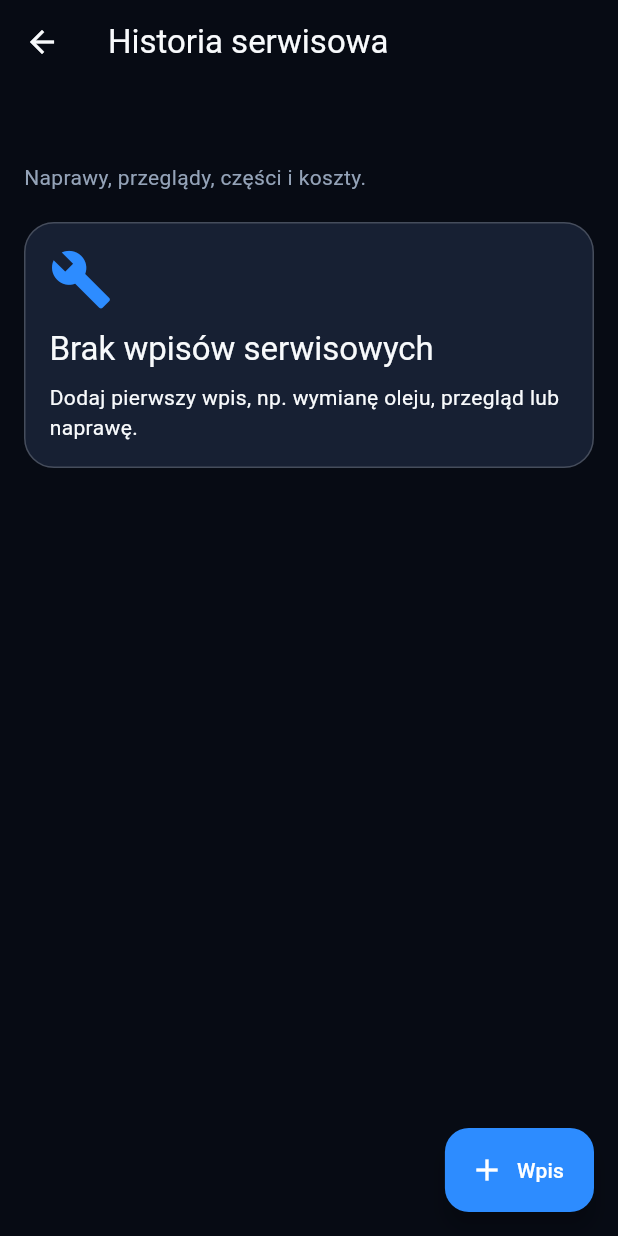
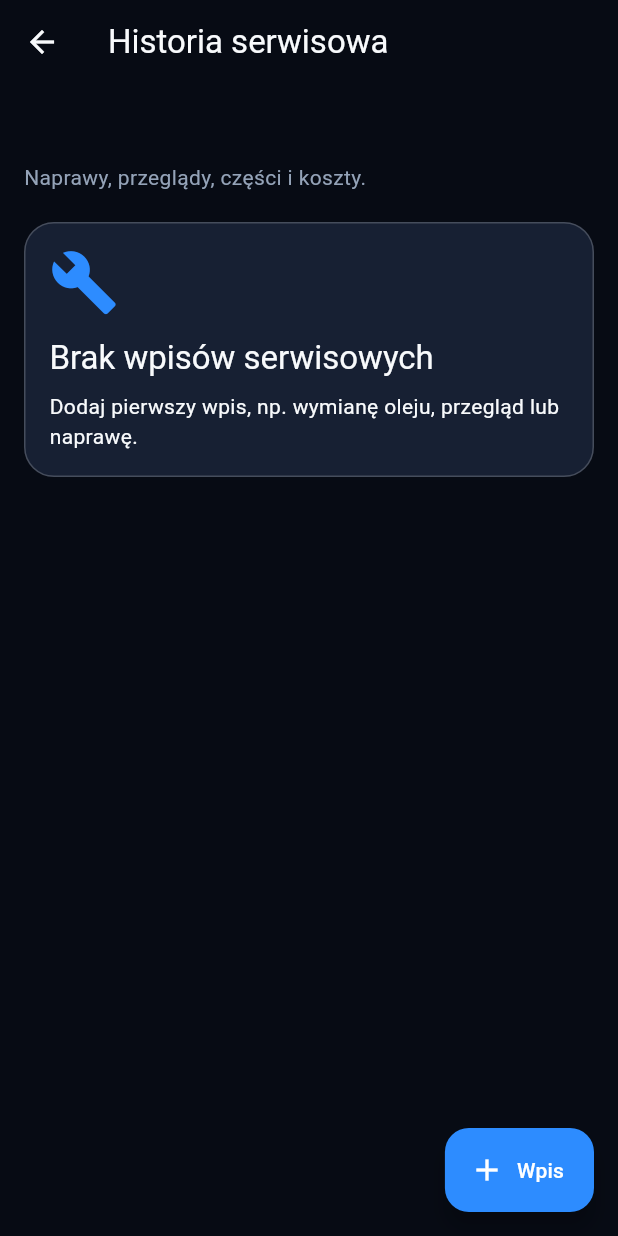
Before and after one commit to NoviPL/carstory, a Flutter app: the ServiceHistoryScreen screen opened directly with empty values, on a phone screen of 412 x 824 dp. Run offline on Flutter 3.47's test engine with Material 3 defaults, Android fonts, the phone set to English and light mode, and no system bars; our stand-ins replace sqflite; accounts and stored records are empty.

Commit message:
Add reusable empty state widget

```diff
--- a/lib/screens/home/home_screen.dart
+++ b/lib/screens/home/home_screen.dart
@@ -10,6 +10,7 @@ import '../add_car/add_car_screen.dart';
 import '../car_details/car_details_screen.dart';
 import '../../widgets/app_confirm_dialog.dart';
 import '../../widgets/app_snackbar.dart';
+import '../../widgets/app_empty_state.dart';
 
 class HomeScreen extends StatefulWidget {
   const HomeScreen({super.key});
@@ -111,32 +112,14 @@ class _HomeScreenState extends State<HomeScreen> {
                 ),
               )
             else if (_cars.isEmpty)
-              AppCard(
-                child: Column(
-                  crossAxisAlignment: CrossAxisAlignment.start,
-                  children: [
-                    Icon(
-                      Icons.directions_car,
-                      size: 42,
-                      color: Theme.of(context).colorScheme.primary,
-                    ),
-                    const SizedBox(height: 12),
-                    Text(
-                      'Brak dodanych samochodów',
-                      style: Theme.of(context).textTheme.titleLarge,
-                    ),
-                    const SizedBox(height: 8),
-                    Text(
-                      'Dodaj pierwszy pojazd i zacznij prowadzić jego historię serwisową.',
-                      style: Theme.of(context).textTheme.bodyMedium,
-                    ),
-                    const SizedBox(height: 16),
-                    AppButton(
-                      text: 'Dodaj samochód',
-                      icon: Icons.add,
-                      onPressed: _openAddCarScreen,
-                    ),
-                  ],
+              AppEmptyState(
+                icon: Icons.directions_car,
+                title: 'Brak dodanych samochodów',
+                message: 'Dodaj pierwszy pojazd i zacznij prowadzić jego historię serwisową.',
+                action: AppButton(
+                  text: 'Dodaj samochód',
+                  icon: Icons.add,
+                  onPressed: _openAddCarScreen,
                 ),
               )
             else
--- a/lib/screens/service_history/service_history_screen.dart
+++ b/lib/screens/service_history/service_history_screen.dart
@@ -9,6 +9,7 @@ import '../../widgets/app_section_title.dart';
 import 'add_service_entry_screen.dart';
 import '../../widgets/app_confirm_dialog.dart';
 import '../../widgets/app_snackbar.dart';
+import '../../widgets/app_empty_state.dart';
 
 class ServiceHistoryScreen extends StatefulWidget {
   final Car car;
@@ -117,27 +118,10 @@ class _ServiceHistoryScreenState extends State<ServiceHistoryScreen> {
                 ),
               )
             else if (_entries.isEmpty)
-              AppCard(
-                child: Column(
-                  crossAxisAlignment: CrossAxisAlignment.start,
-                  children: [
-                    Icon(
-                      Icons.build,
-                      size: 42,
-                      color: Theme.of(context).colorScheme.primary,
-                    ),
-                    const SizedBox(height: 12),
-                    Text(
-                      'Brak wpisów serwisowych',
-                      style: Theme.of(context).textTheme.titleLarge,
-                    ),
-                    const SizedBox(height: 8),
-                    Text(
-                      'Dodaj pierwszy wpis, np. wymianę oleju, przegląd lub naprawę.',
-                      style: Theme.of(context).textTheme.bodyMedium,
-                    ),
-                  ],
-                ),
+              const AppEmptyState(
+                icon: Icons.build,
+                title: 'Brak wpisów serwisowych',
+                message: 'Dodaj pierwszy wpis, np. wymianę oleju, przegląd lub naprawę.',
               )
             else
               ..._entries.map(
--- /dev/null
+++ b/lib/widgets/app_empty_state.dart
@@ -0,0 +1,48 @@
+import 'package:flutter/material.dart';
+
+import 'app_card.dart';
+
+class AppEmptyState extends StatelessWidget {
+  final IconData icon;
+  final String title;
+  final String message;
+  final Widget? action;
+
+  const AppEmptyState({
+    super.key,
+    required this.icon,
+    required this.title,
+    required this.message,
+    this.action,
+  });
+
+  @override
+  Widget build(BuildContext context) {
+    return AppCard(
+      child: Column(
+        crossAxisAlignment: CrossAxisAlignment.start,
+        children: [
+          Icon(
+            icon,
+            size: 46,
+            color: Theme.of(context).colorScheme.primary,
+          ),
+          const SizedBox(height: 14),
+          Text(
+            title,
+            style: Theme.of(context).textTheme.titleLarge,
+          ),
+          const SizedBox(height: 8),
+          Text(
+            message,
+            style: Theme.of(context).textTheme.bodyMedium,
+          ),
+          if (action != null) ...[
+            const SizedBox(height: 18),
+            action!,
+          ],
+        ],
+      ),
+    );
+  }
+}
```
